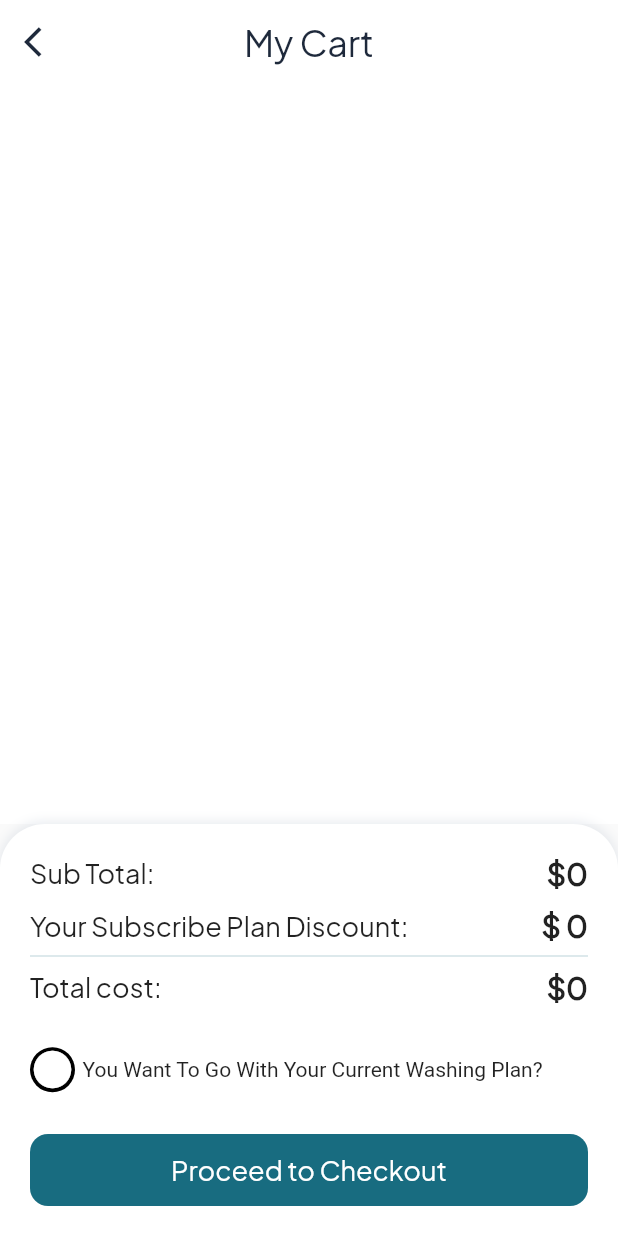
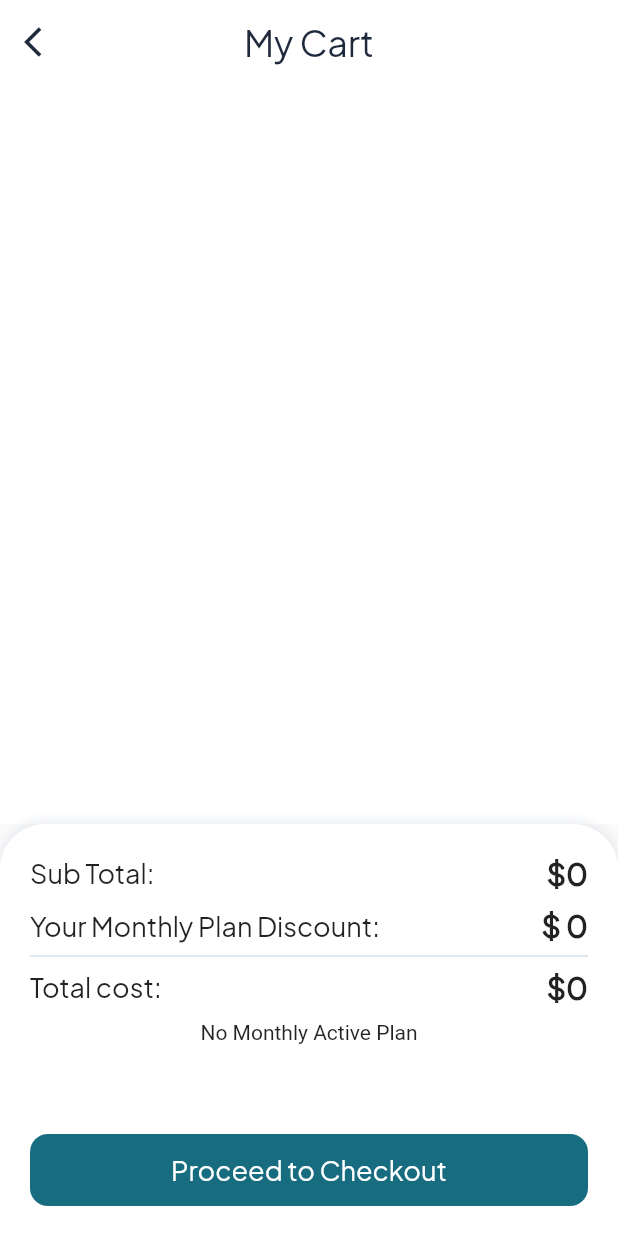
Before and after one commit to henilhp6641/LaundrySolution, a Flutter app: the CartScreen screen opened by its route, on a phone screen of 412 x 824 dp. Run offline on Flutter 3.47's test engine with Material 2 defaults, Android fonts, the phone set to English and light mode, and no system bars; our stand-ins replace cached_network_image, carousel_slider, cloud_firestore, dio, firebase_auth, firebase_core and 10 more; missing offline and left inert: dart:ffi, flutter_stripe; accounts and stored records are empty.

Commit message:
Week-4(Day-1)

```diff
--- a/lib/module/bottom/new_order/cart/cart_screen.dart
+++ b/lib/module/bottom/new_order/cart/cart_screen.dart
@@ -1,8 +1,11 @@
 import 'package:ft_washing_app/module/bottom/new_order/cart/cart_controller.dart';
 import 'package:ft_washing_app/package/config_packages.dart';
 import 'package:ft_washing_app/utils/const_string.dart';
+import '../../../../utils/images.dart';
 import '../../profile/laundry_one/laundry_one_controller.dart';
+import '../../profile/my_plans/my_plans_controller.dart';
 import '../product_selection_screen/product_selection_controller.dart';
+import 'dart:math';
 
 class CartScreen extends StatefulWidget {
   const CartScreen({super.key});
@@ -14,7 +17,9 @@ class CartScreen extends StatefulWidget {
 class _CartScreenState extends State<CartScreen> {
   final cartController = Get.put<CartController>(CartController());
   final productSelectionController = Get.find<ProductSelectionController>();
-  final laundryOneController = Get.put<LaundryOneController>(LaundryOneController());
+  final laundryOneController =
+      Get.put<LaundryOneController>(LaundryOneController());
+  final myPlanController = Get.put<MyPlanController>(MyPlanController());
 
   @override
   void initState() {
@@ -49,7 +54,8 @@ class _CartScreenState extends State<CartScreen> {
           bottomSheet: StatefulBuilder(
             builder: (BuildContext context,
                 void Function(void Function()) setState) {
-              return Container(
+              return Obx(
+                ()=> Container(
                   padding:
                       const EdgeInsets.symmetric(horizontal: 20, vertical: 20),
                   decoration: BoxDecoration(
@@ -67,7 +73,8 @@ class _CartScreenState extends State<CartScreen> {
                       topRight: Radius.circular(30),
                     ),
                   ),
-                height: MediaQuery.of(context).size.height / 3,
+                  height: myPlanController.plan['planStatus'] == 'Active'?
+                  MediaQuery.of(context).size.height / 2.5 : MediaQuery.of(context).size.height /3,
                   child: Column(
                       children: [
                         Row(
@@ -90,7 +97,7 @@ class _CartScreenState extends State<CartScreen> {
                           mainAxisAlignment: MainAxisAlignment.spaceBetween,
                           children: [
                             Text(
-                          "Your Subscribe Plan Discount:",
+                              "Your Monthly Plan Discount:",
                               style: const TextStyle().normal18w500,
                             ),
                             cartController.isChecked
@@ -126,10 +133,39 @@ class _CartScreenState extends State<CartScreen> {
                                   ),
                           ],
                         ),
-                    const SizedBox(
+                        myPlanController.plan['planStatus'] == 'Active' ? const SizedBox(
                           height: 20,
+                        ) : const SizedBox(
+                          height: 10,
                         ),
+                         myPlanController.plan['planStatus'] == 'Active' ?
+
+                          myPlanController.showProgress.value
+                              ? const CircularProgressIndicator()
+                              : Container(
+                            width: MediaQuery.of(context).size.width,
+                                  decoration: BoxDecoration(
+                                    border: Border.all(
+                                      color: AppColor.primary,
+                                      width: 1,
+                                    ),
+                                    color: AppColor.primary.withOpacity(0.06),
+                                    borderRadius: BorderRadius.circular(12),
+                                  ),
+                                  padding: const EdgeInsets.all(10),
+                                  child: Text(
+                                    "Monthly Active Plan: ${myPlanController.plan['planTitle'].substring(0, 17)}",
+                                    style: const TextStyle()
+                                        .size(16)
+                                        .textColor(AppColor.primary)
+                                        .bold,
+                                    // overflow: TextOverflow.ellipsis,
+                                  ),
+                                )
+                          : const Text("No Monthly Active Plan"),
+
                         // laundryOneController.laundryOne.isEmpty ?  Container():
+                        myPlanController.plan['planStatus'] == 'Active'?
                         Expanded(
                           child: Row(
                             children: [
@@ -172,17 +208,18 @@ class _CartScreenState extends State<CartScreen> {
                                 width: 5,
                               ),
                               const Text(
-                            "You Want To Go With Your Current Washing Plan?",
+                                "You Want To Go With Your Active Monthly Plan?",
                                 overflow: TextOverflow.ellipsis,
                               ),
                             ],
                           ),
+                        ) : Expanded(child: Container()),
+                        // laundryOneController.laundryOne.isEmpty ?  Expanded(child: Container()):
+                        myPlanController.plan['planStatus'] == 'Active' ? const SizedBox(
+                          height: 20,
+                        ) : const SizedBox(
+                          height: 10,
                         ),
-                    // laundryOneController.laundryOne.isEmpty ?  Expanded(child: Container()):
-                    const SizedBox(
-                      height: 20,
-                    ),
-                    // Expanded(child: C),
                         CommonAppButton(
                           buttonType: ButtonType.enable,
                           text: ConstString.proceedCheckOut,
@@ -193,6 +230,8 @@ class _CartScreenState extends State<CartScreen> {
                           },
                         ),
                       ],
+                    ),
+
                 ),
               );
             },
@@ -288,12 +327,15 @@ class _CartScreenState extends State<CartScreen> {
                                                     onTap: () {
                                                       setState(() {
                                                         cartController.total =
-                                                            cartController.total - 5;
+                                                            cartController
+                                                                    .total -
+                                                                5;
                                                       });
 
                                                       return productSelectionController
                                                           .decrementCount(
-                                                                index); }
+                                                              index);
+                                                    }
                                                     /*() {
                                                 setState(() {
                                                   cartController.total =
@@ -325,8 +367,7 @@ class _CartScreenState extends State<CartScreen> {
                                                       .symmetric(
                                                       horizontal: 8.0),
                                                   child: Text(
-                                                      c
-                                                          .productList[index]
+                                                    c.productList[index]
                                                             ['count']
                                                         .toString(),
                                                     style: const TextStyle()
@@ -334,7 +375,6 @@ class _CartScreenState extends State<CartScreen> {
                                                         .textColor(
                                                             AppColor.primary),
                                                   ),
-
                                                 ),
                                                 InkWell(
                                                     child:
@@ -342,12 +382,15 @@ class _CartScreenState extends State<CartScreen> {
                                                     onTap: () {
                                                       setState(() {
                                                         cartController.total =
-                                                            cartController.total + 5;
+                                                            cartController
+                                                                    .total +
+                                                                5;
                                                       });
 
                                                       return productSelectionController
                                                           .incrementCount(
-                                                                index) ;}
+                                                              index);
+                                                    }
 
                                                     /*() {
                                                 setState(() {
--- a/lib/module/bottom/profile/laundry_one/laundry_one_controller.dart
+++ b/lib/module/bottom/profile/laundry_one/laundry_one_controller.dart
@@ -9,6 +9,8 @@ import '../../../../widgets/app_loader.dart';
 
 class LaundryOneController extends GetxController{
 
+  RxBool showProgress = false.obs;
+  int laundryOnePrice=10;
 
   Future<void> addLaundryOne() async {
 
@@ -16,6 +18,7 @@ class LaundryOneController extends GetxController{
     FirebaseFirestore fireStore = FirebaseFirestore.instance;
     String userId = AppPref().uid;
     DocumentReference userRef = fireStore.collection(FirebaseString.users).doc(userId);
+
 
     Map<String, dynamic> laundryOne = {
       'laundryOneDate': DateFormat('yyyy-MM-dd').format(DateTime(DateTime.now().year, DateTime.now().month + 1, 0)),
@@ -37,10 +40,12 @@ class LaundryOneController extends GetxController{
   RxMap<String, dynamic> laundryOne = <String, dynamic>{}.obs;
 
   Future<Map<String, dynamic>?> getPlan() async {
+    showProgress.value = true;
     FirebaseFirestore firestore = FirebaseFirestore.instance;
     String userId = AppPref().uid;
     DocumentReference userRef =
     firestore.collection(FirebaseString.users).doc(userId);
+
 
     try {
       DocumentSnapshot userDocument = await userRef.get();
@@ -54,14 +59,17 @@ class LaundryOneController extends GetxController{
           Map<String, dynamic> planData = userData['laundryOne'];
           return planData;
         } else {
+          showProgress.value = false;
           print("User has no Laundry One.");
           return null;
         }
       } else {
+        showProgress.value = false;
         print("User does not exist.");
         return null;
       }
     } catch (e) {
+      showProgress.value = false;
       print("Error fetching Laundry One: $e");
       return null;
     }
@@ -71,6 +79,7 @@ class LaundryOneController extends GetxController{
     Map<String, dynamic>? fetchedPlan = await getPlan();
     if (fetchedPlan != null) {
       laundryOne.value = fetchedPlan;
+      showProgress.value = false;
     }
   }
 
--- a/lib/module/bottom/profile/laundry_one/manage_membership.dart
+++ b/lib/module/bottom/profile/laundry_one/manage_membership.dart
@@ -1,5 +1,6 @@
 import 'dart:async';
 import 'dart:convert';
+import 'dart:ffi';
 
 import 'package:flutter/material.dart';
 import 'package:flutter_dotenv/flutter_dotenv.dart';
@@ -38,7 +39,7 @@ class _MembershipScreenState extends State<MembershipScreen> {
            title: ConstString.manageMembership,
         ),
         backgroundColor: AppColor.white,
-        body: laundryOneController.laundryOne.isEmpty ?Center(child: CircularProgressIndicator()) : ListView(
+        body: laundryOneController.showProgress.value ? const Center(child: CircularProgressIndicator()) : ListView(
           children:  [
              ListTile(
               title: const Text('Your membership'),
@@ -47,10 +48,10 @@ class _MembershipScreenState extends State<MembershipScreen> {
             const Divider(),
              ListTile(
               title: const Text('Current Membership'),
-              subtitle: const Text('Monthly Plan - \$9.99'),
+              subtitle: const Text('Monthly Plan - \$10.00'),
               trailing:  Text( laundryOneController.laundryOne.isNotEmpty ? "${laundryOneController.laundryOne['laundryOneStatus']}" : "Inactive",style: TextStyle(color: laundryOneController.laundryOne.isNotEmpty ? AppColor.primaryGreen : AppColor.primaryRed),)),
             const Divider(),
-            ListTile(
+            laundryOneController.laundryOne['laundryOneStatus']=='Active' ? Container():  ListTile(
               title: const Text('Renew membership'),
               subtitle: Padding(
                 padding: const EdgeInsets.only(top: 15),
@@ -61,7 +62,7 @@ class _MembershipScreenState extends State<MembershipScreen> {
                   color: AppColor.primary,
                   onTap: () async{
                     // FocusScope.of(context).unfocus();
-                    await makePayment();
+                    await makePayment() ;
                   },
                 ),
               ),
@@ -178,7 +179,7 @@ class _MembershipScreenState extends State<MembershipScreen> {
   }
 
   calculateAmount(String amount) {
-    const calculatedAmount =  9.99 * 100;
+    int calculatedAmount = laundryOneController.laundryOnePrice * 100;
     return calculatedAmount.toString();
   }
 }
--- a/lib/module/splash/splash_screen.dart
+++ b/lib/module/splash/splash_screen.dart
@@ -13,7 +13,7 @@ class _SplashScreenState extends State<SplashScreen> {
   User? user = FirebaseAuth.instance.currentUser;
 
   goNextScreen() async {
-    Future.delayed(const Duration(seconds: 3), () {
+    Future.delayed(const Duration(seconds: 2), () {
       if (user == null || user?.emailVerified == false) {
         Get.offAllNamed(AppRouter.login);
       } else {
--- a/pubspec.yaml
+++ b/pubspec.yaml
@@ -35,6 +35,7 @@ dependencies:
   # The following adds the Cupertino Icons font to your application.
   # Use with the CupertinoIcons class for iOS style icons.
   cupertino_icons: ^1.0.2
+  flutter_native_splash: ^2.3.4
   cached_network_image: ^3.3.0
   flutter_spinkit: ^5.2.0
   dio: ^5.3.3
```
Also changed, not shown: lib/module/bottom/new_order/check_out/check_out_screen.dart (+0 -48 lines), asset/image/profile.jpeg (deleted), 46 other files. Lines whose indentation alone changed are shown as unchanged.
